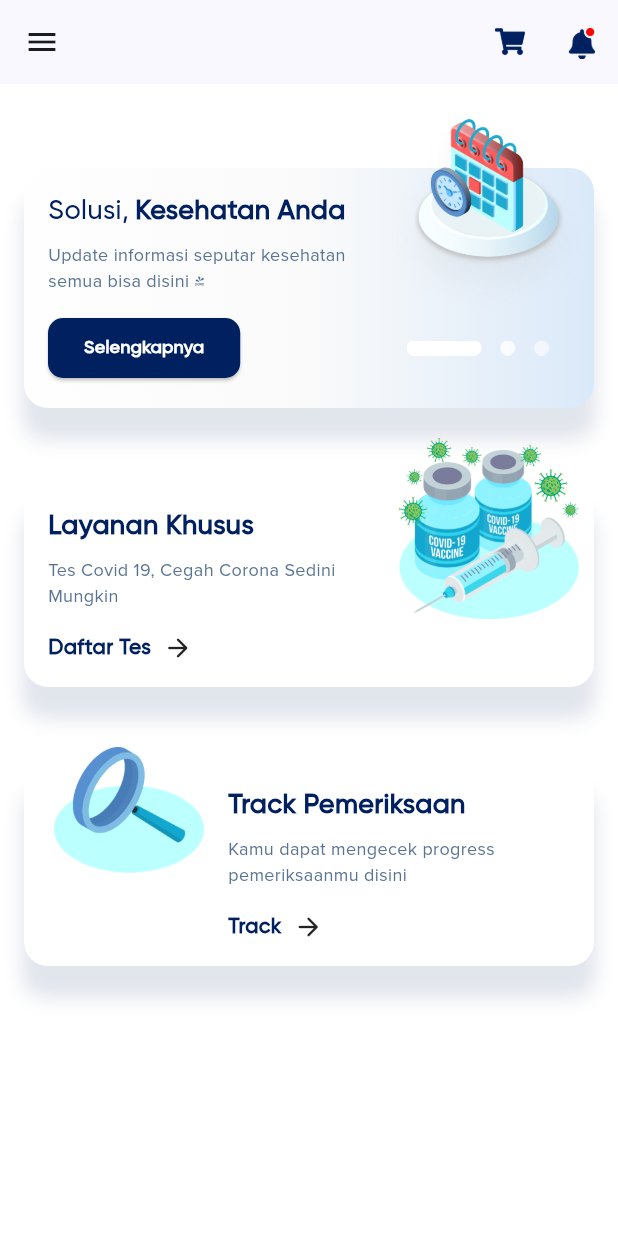
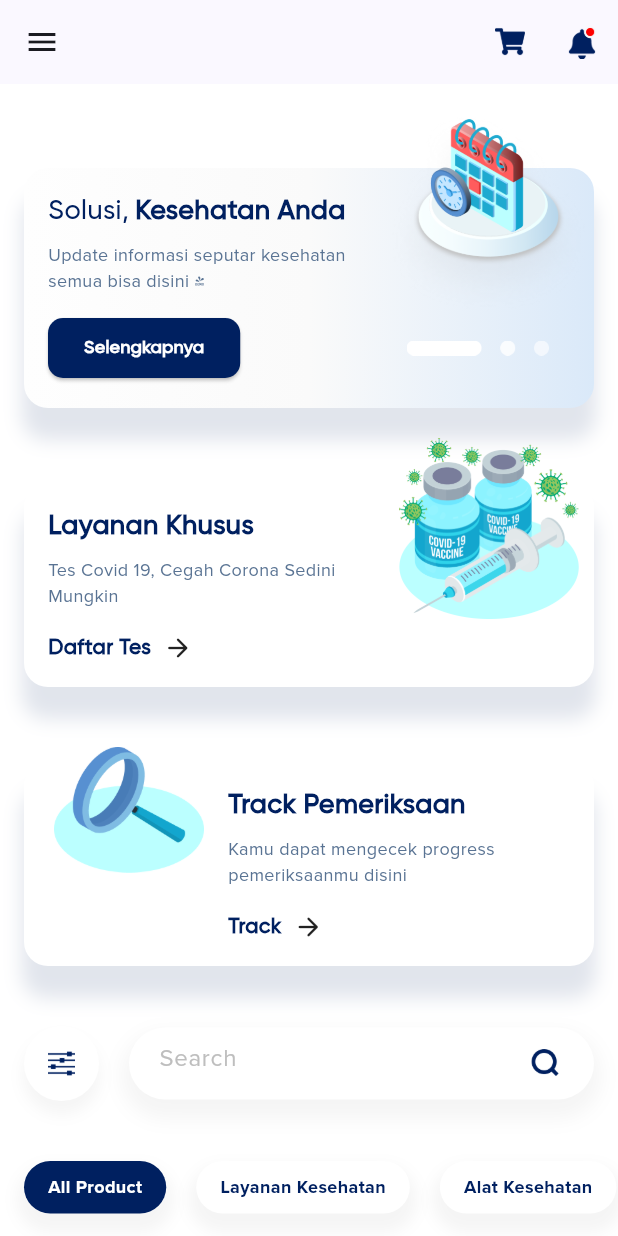
Before and after one commit to rafliandreansyah/flutter_v_test, a Flutter app: the screen it shows after launch, after a tap on "Login", on a phone screen of 412 x 824 dp. Run offline on Flutter 3.47's test engine with Material 2 defaults, Android fonts, the phone set to English and light mode, and no system bars.

Commit message:
slicing home screen (on progress)

```diff
--- a/lib/screen/home_screen.dart
+++ b/lib/screen/home_screen.dart
@@ -1,7 +1,10 @@
 import 'package:flutter/material.dart';
 import 'package:flutter_v_test/shared/colors.dart';
 import 'package:flutter_v_test/shared/fonts.dart';
+import 'package:flutter_v_test/widget/button_category.dart';
 import 'package:flutter_v_test/widget/button_primary.dart';
+import 'package:flutter_v_test/widget/card_product.dart';
+import 'package:flutter_v_test/widget/rating.dart';
 
 class HomeScreen extends StatelessWidget {
   const HomeScreen({super.key});
@@ -351,6 +354,82 @@ class HomeScreen extends StatelessWidget {
       );
     }
 
+    Widget SearchAndFilter() {
+      return Row(
+        children: [
+          Container(
+            padding: const EdgeInsets.all(
+              16,
+            ),
+            width: 50,
+            height: 50,
+            decoration: BoxDecoration(
+                color: Colors.white,
+                shape: BoxShape.circle,
+                boxShadow: [
+                  BoxShadow(
+                    color: Colors.black.withAlpha(10),
+                    spreadRadius: 1,
+                    blurRadius: 8,
+                    offset: const Offset(
+                      0,
+                      8,
+                    ),
+                  )
+                ]),
+            child: Image.asset(
+              'assets/icons/ic_filter.png',
+            ),
+          ),
+          const SizedBox(
+            width: 20,
+          ),
+          Expanded(
+            child: Container(
+              padding: const EdgeInsets.only(
+                left: 20,
+                right: 8,
+              ),
+              decoration: BoxDecoration(
+                  color: Colors.white,
+                  borderRadius: BorderRadius.circular(
+                    50,
+                  ),
+                  boxShadow: [
+                    BoxShadow(
+                      color: Colors.black.withAlpha(10),
+                      spreadRadius: 5,
+                      blurRadius: 10,
+                      offset: const Offset(
+                        0,
+                        8,
+                      ),
+                    )
+                  ]),
+              child: TextField(
+                decoration: InputDecoration(
+                  suffixIcon: IconButton(
+                    onPressed: () {},
+                    icon: Image.asset(
+                      'assets/icons/ic_search.png',
+                      width: 20,
+                    ),
+                    enableFeedback: false,
+                  ),
+                  hintText: 'Search',
+                  hintStyle: proximaRegular.copyWith(
+                    fontSize: 16,
+                    color: colorLightGrey,
+                  ),
+                  border: InputBorder.none,
+                ),
+              ),
+            ),
+          )
+        ],
+      );
+    }
+
     return Scaffold(
       appBar: AppBar(
         leading: IconButton(
@@ -382,6 +461,7 @@ class HomeScreen extends StatelessWidget {
             16,
           ),
           child: Column(
+            crossAxisAlignment: CrossAxisAlignment.start,
             children: [
               Card1(),
               const SizedBox(
@@ -395,6 +475,73 @@ class HomeScreen extends StatelessWidget {
               const SizedBox(
                 height: 40,
               ),
+              SearchAndFilter(),
+              const SizedBox(
+                height: 40,
+              ),
+              SizedBox(
+                width: double.infinity,
+                height: 35,
+                child: ListView(
+                  clipBehavior: Clip.none,
+                  scrollDirection: Axis.horizontal,
+                  children: [
+                    ButtonCategory(
+                      label: 'All Product',
+                      isSelected: true,
+                    ),
+                    const SizedBox(
+                      width: 20,
+                    ),
+                    ButtonCategory(
+                      label: 'Layanan Kesehatan',
+                      isSelected: false,
+                    ),
+                    const SizedBox(
+                      width: 20,
+                    ),
+                    ButtonCategory(
+                      label: 'Alat Kesehatan',
+                      isSelected: false,
+                    ),
+                  ],
+                ),
+              ),
+              const SizedBox(
+                height: 30,
+              ),
+              SizedBox(
+                height: 195,
+                child: ListView(
+                  scrollDirection: Axis.horizontal,
+                  clipBehavior: Clip.none,
+                  children: const [
+                    CardProduct(),
+                    SizedBox(
+                      width: 16,
+                    ),
+                    CardProduct(),
+                    SizedBox(
+                      width: 16,
+                    ),
+                    CardProduct(),
+                  ],
+                ),
+              ),
+              const SizedBox(
+                height: 40,
+              ),
+              Text(
+                'Pilih Tipe Layanan Kesehatan Anda',
+                style: gilroySemiBold.copyWith(
+                  fontSize: 16,
+                ),
+                maxLines: 2,
+                overflow: TextOverflow.ellipsis,
+              ),
+              const SizedBox(
+                height: 25,
+              )
             ],
           ),
         ),
--- a/lib/shared/colors.dart
+++ b/lib/shared/colors.dart
@@ -4,6 +4,8 @@ Color colorPrimary = const Color(0xFF002060);
 Color colorSecondary = const Color(0xFF00D9D5);
 Color colorLightBlue = const Color(0xFF597393);
 Color colorLightGrey = const Color(0xFFBEBEBE);
+Color colorOrange = const Color(0xFFFF7200);
+Color colorLightGreen = const Color(0xFFB3FFCB);
 
 var kColorScheme = ColorScheme.fromSeed(
   seedColor: colorPrimary,
--- a/lib/shared/fonts.dart
+++ b/lib/shared/fonts.dart
@@ -27,3 +27,8 @@ TextStyle proximaSemiBold = const TextStyle(
   fontFamily: "ProximaNova",
   fontWeight: FontWeight.w600,
 );
+
+TextStyle proximaBold = const TextStyle(
+  fontFamily: "ProximaNova",
+  fontWeight: FontWeight.w700,
+);
--- /dev/null
+++ b/lib/widget/button_category.dart
@@ -0,0 +1,49 @@
+import 'package:flutter/material.dart';
+import 'package:flutter_v_test/shared/colors.dart';
+import 'package:flutter_v_test/shared/fonts.dart';
+
+class ButtonCategory extends StatelessWidget {
+  final String label;
+  final bool isSelected;
+  const ButtonCategory({
+    super.key,
+    required this.label,
+    required this.isSelected,
+  });
+
+  @override
+  Widget build(BuildContext context) {
+    return Container(
+      padding: const EdgeInsets.symmetric(
+        horizontal: 16,
+      ),
+      decoration: BoxDecoration(
+          color: isSelected ? colorPrimary : Colors.white,
+          borderRadius: BorderRadius.circular(
+            50,
+          ),
+          shape: BoxShape.rectangle,
+          boxShadow: [
+            BoxShadow(
+                color: Colors.black.withAlpha(
+                  10,
+                ),
+                spreadRadius: 5,
+                blurRadius: 8,
+                offset: const Offset(
+                  0,
+                  8,
+                ))
+          ]),
+      child: Center(
+        child: Text(
+          label,
+          style: proximaBold.copyWith(
+            color: isSelected ? Colors.white : colorPrimary,
+            fontSize: 12,
+          ),
+        ),
+      ),
+    );
+  }
+}
--- a/lib/widget/button_primary.dart
+++ b/lib/widget/button_primary.dart
@@ -4,11 +4,11 @@ import '../shared/colors.dart';
 import '../shared/fonts.dart';
 
 class ButtonPrimary extends StatelessWidget {
-  IconData? iconStart;
-  IconData? iconEnd;
-  String label;
-  Function() onPressed;
-  ButtonPrimary({
+  final IconData? iconStart;
+  final IconData? iconEnd;
+  final String label;
+  final Function() onPressed;
+  const ButtonPrimary({
     super.key,
     this.iconStart,
     this.iconEnd,
--- /dev/null
+++ b/lib/widget/card_product.dart
@@ -0,0 +1,124 @@
+import 'package:flutter/material.dart';
+import 'package:flutter_v_test/shared/colors.dart';
+import 'package:flutter_v_test/shared/fonts.dart';
+import 'package:flutter_v_test/widget/rating.dart';
+
+class CardProduct extends StatelessWidget {
+  const CardProduct({super.key});
+
+  @override
+  Widget build(BuildContext context) {
+    return Container(
+      width: 160,
+      decoration: BoxDecoration(
+        color: Colors.white,
+        borderRadius: BorderRadius.circular(
+          16,
+        ),
+        boxShadow: [
+          BoxShadow(
+            color: Colors.black.withAlpha(
+              10,
+            ),
+            spreadRadius: 5,
+            blurRadius: 8,
+            offset: const Offset(
+              0,
+              8,
+            ),
+          ),
+        ],
+      ),
+      child: Column(
+        children: [
+          SizedBox(
+            height: 115,
+            width: double.infinity,
+            child: Stack(
+              children: [
+                Center(
+                  child: Container(
+                    padding: const EdgeInsets.all(
+                      16,
+                    ),
+                    child: Image.asset(
+                      'assets/images/img_placeholder_product.png',
+                    ),
+                  ),
+                ),
+                Positioned(
+                  top: 10,
+                  right: 10,
+                  child: Rating(
+                    rating: '5',
+                  ),
+                )
+              ],
+            ),
+          ),
+          Padding(
+            padding: const EdgeInsets.all(
+              10,
+            ),
+            child: Column(
+              crossAxisAlignment: CrossAxisAlignment.start,
+              children: [
+                Text(
+                  'Suntik Steril',
+                  style: proximaSemiBold.copyWith(
+                    fontSize: 14,
+                    color: colorPrimary,
+                  ),
+                  maxLines: 2,
+                  overflow: TextOverflow.ellipsis,
+                ),
+                const SizedBox(
+                  height: 4,
+                ),
+                Row(
+                  crossAxisAlignment: CrossAxisAlignment.center,
+                  children: [
+                    Expanded(
+                      child: Text(
+                        'Rp. 10.000',
+                        style: proximaSemiBold.copyWith(
+                          fontSize: 12,
+                          color: colorOrange,
+                        ),
+                        maxLines: 2,
+                        overflow: TextOverflow.ellipsis,
+                      ),
+                    ),
+                    const SizedBox(
+                      width: 2,
+                    ),
+                    Container(
+                      padding: const EdgeInsets.symmetric(
+                        vertical: 1,
+                        horizontal: 2,
+                      ),
+                      decoration: BoxDecoration(
+                        color: colorLightGreen,
+                        borderRadius: BorderRadius.circular(
+                          4,
+                        ),
+                      ),
+                      child: Center(
+                        child: Text(
+                          'Ready Stok',
+                          style: proximaRegular.copyWith(
+                            fontSize: 12,
+                          ),
+                        ),
+                      ),
+                    )
+                  ],
+                )
+              ],
+            ),
+          ),
+        ],
+      ),
+    );
+  }
+}
--- /dev/null
+++ b/lib/widget/rating.dart
@@ -0,0 +1,34 @@
+import 'package:flutter/material.dart';
+import 'package:flutter_v_test/shared/colors.dart';
+import 'package:flutter_v_test/shared/fonts.dart';
+
+class Rating extends StatelessWidget {
+  final String rating;
+  const Rating({
+    super.key,
+    required this.rating,
+  });
+
+  @override
+  Widget build(BuildContext context) {
+    return Row(
+      crossAxisAlignment: CrossAxisAlignment.center,
+      children: [
+        Image.asset(
+          'assets/icons/ic_rating.png',
+          width: 20,
+        ),
+        const SizedBox(
+          width: 2,
+        ),
+        Text(
+          rating,
+          style: proximaSemiBold.copyWith(
+            fontSize: 16,
+            color: colorLightGrey,
+          ),
+        ),
+      ],
+    );
+  }
+}
--- a/lib/widget/text_field_default.dart
+++ b/lib/widget/text_field_default.dart
@@ -4,12 +4,12 @@ import '../shared/colors.dart';
 import '../shared/fonts.dart';
 
 class TextFieldDefault extends StatefulWidget {
-  String label;
-  String hint;
-  TextEditingController controller;
-  bool? isPassword;
+  final String label;
+  final String hint;
+  final TextEditingController controller;
+  final bool? isPassword;
 
-  TextFieldDefault({
+  const TextFieldDefault({
     super.key,
     required this.label,
     required this.hint,
--- a/lib/widget/text_field_login_password.dart
+++ b/lib/widget/text_field_login_password.dart
@@ -4,10 +4,10 @@ import '../shared/colors.dart';
 import '../shared/fonts.dart';
 
 class TextFieldLoginPassword extends StatefulWidget {
-  String label;
-  String hint;
-  TextEditingController controller;
-  TextFieldLoginPassword({
+  final String label;
+  final String hint;
+  final TextEditingController controller;
+  const TextFieldLoginPassword({
     super.key,
     required this.label,
     required this.hint,
--- a/lib/widget/text_greeting_banner.dart
+++ b/lib/widget/text_greeting_banner.dart
@@ -3,8 +3,8 @@ import 'package:flutter_v_test/shared/colors.dart';
 import 'package:flutter_v_test/shared/fonts.dart';
 
 class TextGreetingBanner extends StatelessWidget {
-  String greetingInfo;
-  TextGreetingBanner({
+  final String greetingInfo;
+  const TextGreetingBanner({
     super.key,
     required this.greetingInfo,
   });
--- a/lib/widget/text_switch_login_register.dart
+++ b/lib/widget/text_switch_login_register.dart
@@ -4,10 +4,10 @@ import '../shared/colors.dart';
 import '../shared/fonts.dart';
 
 class TextSwitchLoginRegister extends StatelessWidget {
-  String labelQuestion;
-  String labelSwitch;
-  Function() onPressed;
-  TextSwitchLoginRegister({
+  final String labelQuestion;
+  final String labelSwitch;
+  final Function() onPressed;
+  const TextSwitchLoginRegister({
     super.key,
     required this.labelQuestion,
     required this.labelSwitch,
--- a/pubspec.yaml
+++ b/pubspec.yaml
@@ -93,6 +93,8 @@ flutter:
         - asset: fonts/Proximanova-Regular.otf
         - asset: fonts/Proximanova-Semibold.otf
           weight: 600
+        - asset: fonts/Proximanova-Bold.otf
+          weight: 700
   #   - family: Schyler
   #     fonts:
   #       - asset: fonts/Schyler-Regular.ttf
```
Also changed, not shown: assets/icons/ic_filter.png (added), assets/icons/ic_rating.png (added), assets/icons/ic_search.png (added), assets/images/img_placeholder_product.png (added), fonts/Proximanova-Bold.otf (added).
